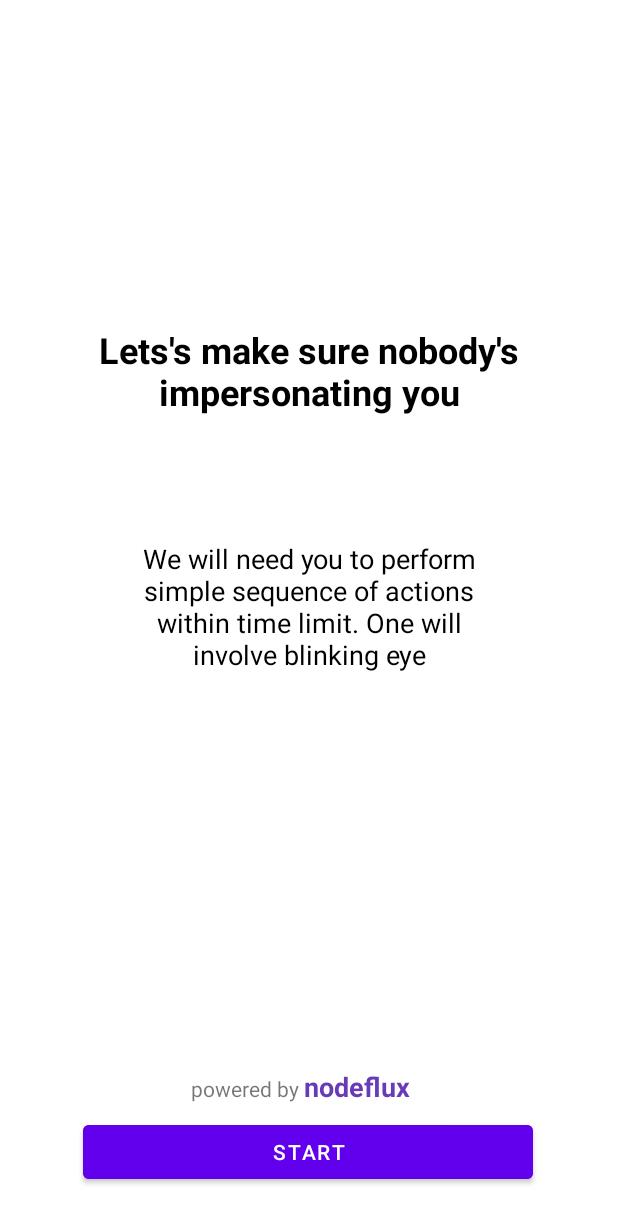
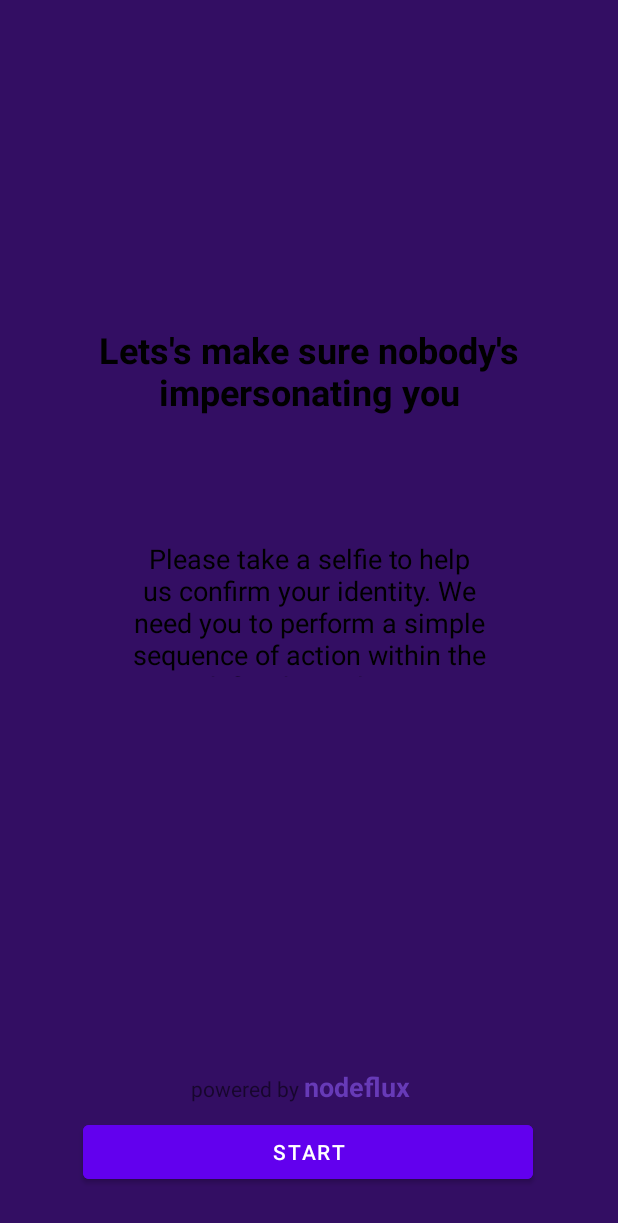
Before and after one commit to nodefluxio/android-face-liveness, an Android app: the screen it shows after launch (MainActivity), on a phone screen of 412 x 824 dp. Shown: the top 1223 px of the screen. Run offline under Robolectric (Android 15) with nearby library versions, the phone set to English and light mode, and no system bars; libraries missing offline, so code that uses them is left out: nodeflux.sdk.liveness; 5 statements that could not run were skipped.

Commit message:
change text and background

```diff
--- a/app/src/main/res/layout/activity_main.xml
+++ b/app/src/main/res/layout/activity_main.xml
@@ -4,6 +4,7 @@
     xmlns:tools="http://schemas.android.com/tools"
     android:layout_width="match_parent"
     android:layout_height="match_parent"
+    android:background="#330E63 "
     tools:context=".MainActivity">
 
     <Button
@@ -42,7 +43,7 @@
         android:layout_width="263dp"
         android:layout_height="91dp"
         android:layout_marginTop="360dp"
-        android:text="We will need you to perform simple sequence of actions within time limit. One will involve blinking eye"
+        android:text="Please take a selfie to help us confirm your identity. We need you to perform a simple sequence of action within the defined time limit."
         android:textAlignment="center"
         android:textColor="#000000"
         android:textSize="18sp"
```
